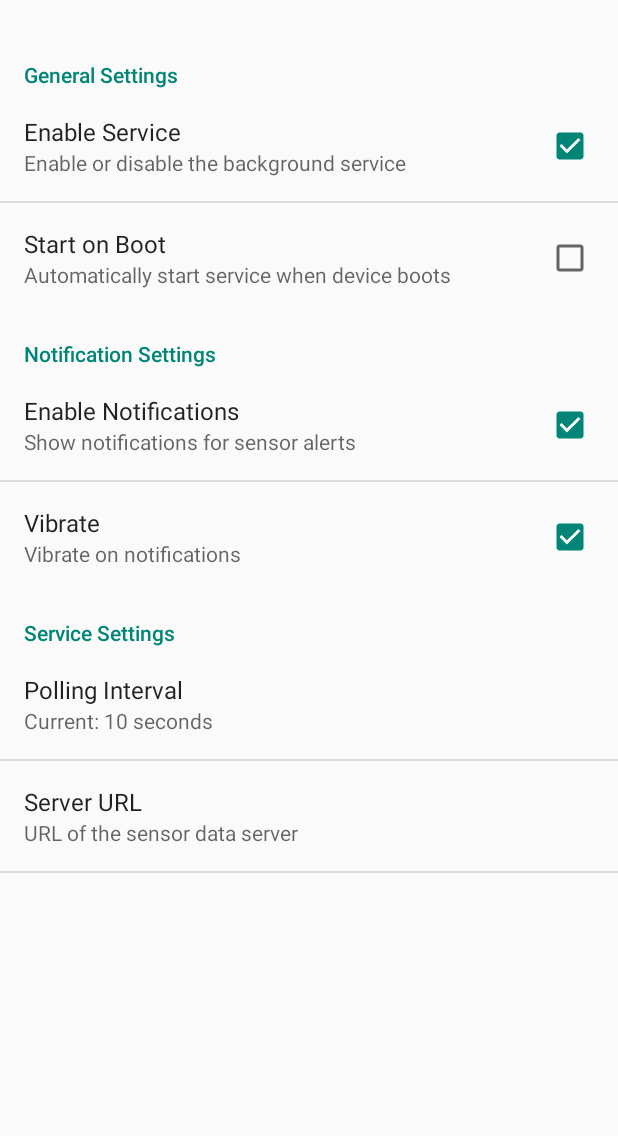
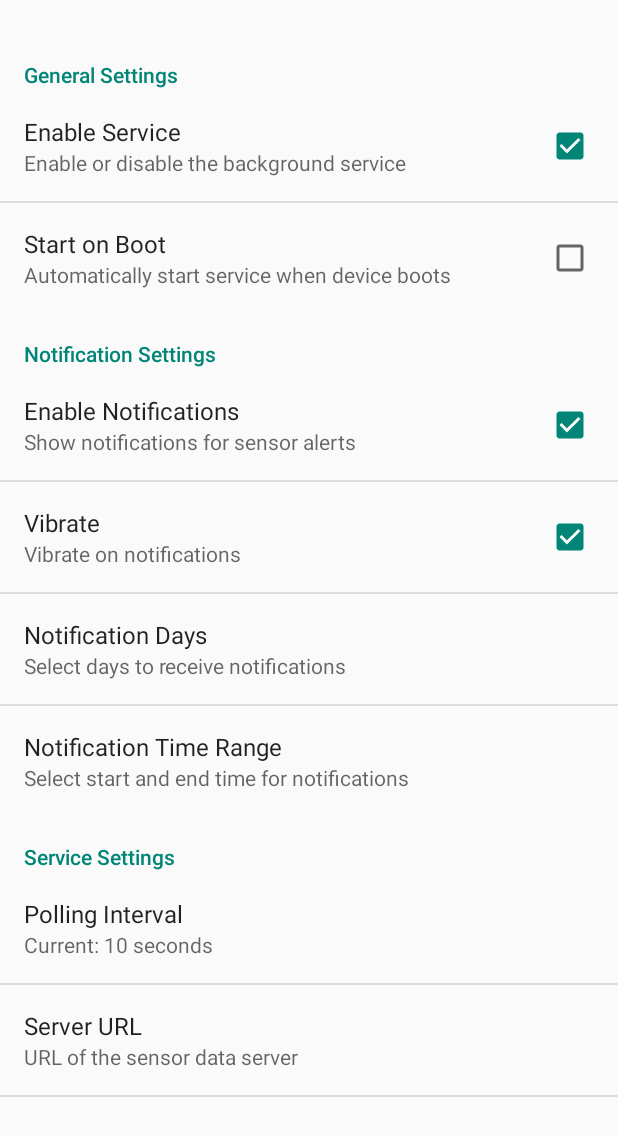
Before and after one commit to Dolhen-James/AMIO_PROJECT, an Android app: the SettingsActivity screen opened directly, with no data from a screen before it, on a phone screen of 412 x 824 dp. Shown: the top 1136 px of the screen. Run offline under Robolectric (Android 15) with nearby library versions, the phone set to English and light mode, and no system bars.

Commit message:
Added day and time selection for notification range

```diff
--- /dev/null
+++ b/app/src/main/res/values/arrays.xml
@@ -0,0 +1,27 @@
+<resources>
+    <string-array name="days_of_week">
+        <item>Monday</item>
+        <item>Tuesday</item>
+        <item>Wednesday</item>
+        <item>Thursday</item>
+        <item>Friday</item>
+        <item>Saturday</item>
+        <item>Sunday</item>
+    </string-array>
+    <string-array name="days_of_week_values">
+        <item>Mon</item>
+        <item>Tue</item>
+        <item>Wed</item>
+        <item>Thu</item>
+        <item>Fri</item>
+        <item>Sat</item>
+        <item>Sun</item>
+    </string-array>
+    <string-array name="days_of_week_default">
+        <item>Mon</item>
+        <item>Tue</item>
+        <item>Wed</item>
+        <item>Thu</item>
+        <item>Fri</item>
+    </string-array>
+</resources>
--- a/app/src/main/res/xml/preferences.xml
+++ b/app/src/main/res/xml/preferences.xml
@@ -37,6 +37,20 @@
             android:defaultValue="true"
             android:dependency="pref_notifications_enabled" />
 
+        <MultiSelectListPreference
+            android:key="pref_notification_days"
+            android:title="Notification Days"
+            android:summary="Select days to receive notifications"
+            android:entries="@array/days_of_week"
+            android:entryValues="@array/days_of_week_values"
+            android:defaultValue="@array/days_of_week_default" />
+
+        <com.example.amio.TimeRangePreference
+            android:key="pref_notification_time_range"
+            android:title="Notification Time Range"
+            android:summary="Select start and end time for notifications"
+            android:defaultValue="08:00-20:00" />
+
     </PreferenceCategory>
 
     <PreferenceCategory
```
Also changed, not shown: app/src/main/java/com/example/amio/MainService.java (+33 -21 lines), app/src/main/java/com/example/amio/TimeRangePreference.java (added, +59 -0 lines), app/src/main/res/layout/pref_time_range_dialog.xml (added, +36 -0 lines).
